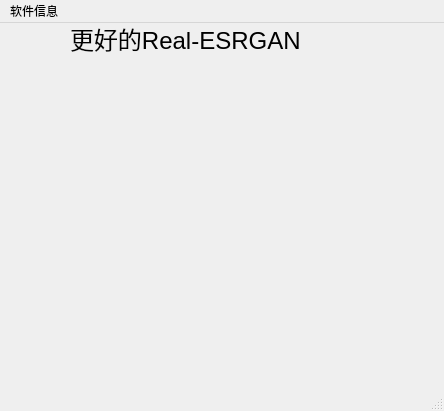
Before: the Qt Designer form Better_Real-ESRGAN/better_real_esrgan.ui in Grey-Wind/Better-Real-ESRGAN, drawn with Qt 5.
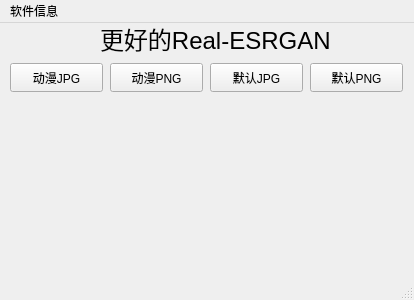
After: the same form once the commit is applied.

```diff
--- a/Better_Real-ESRGAN/better_real_esrgan.ui
+++ b/Better_Real-ESRGAN/better_real_esrgan.ui
@@ -6,8 +6,8 @@
    <rect>
     <x>0</x>
     <y>0</y>
-    <width>444</width>
-    <height>411</height>
+    <width>414</width>
+    <height>300</height>
    </rect>
   </property>
   <property name="windowTitle">
@@ -20,7 +20,7 @@
    <widget class="QLabel" name="Title">
     <property name="geometry">
      <rect>
-      <x>70</x>
+      <x>100</x>
       <y>0</y>
       <width>291</width>
       <height>31</height>
@@ -35,13 +35,65 @@
      <string>更好的Real-ESRGAN</string>
     </property>
    </widget>
+   <widget class="QPushButton" name="AnimeJPG">
+    <property name="geometry">
+     <rect>
+      <x>10</x>
+      <y>40</y>
+      <width>93</width>
+      <height>29</height>
+     </rect>
+    </property>
+    <property name="text">
+     <string>动漫JPG</string>
+    </property>
+   </widget>
+   <widget class="QPushButton" name="AnimePNG">
+    <property name="geometry">
+     <rect>
+      <x>110</x>
+      <y>40</y>
+      <width>93</width>
+      <height>29</height>
+     </rect>
+    </property>
+    <property name="text">
+     <string>动漫PNG</string>
+    </property>
+   </widget>
+   <widget class="QPushButton" name="DefaultJPG">
+    <property name="geometry">
+     <rect>
+      <x>210</x>
+      <y>40</y>
+      <width>93</width>
+      <height>29</height>
+     </rect>
+    </property>
+    <property name="text">
+     <string>默认JPG</string>
+    </property>
+   </widget>
+   <widget class="QPushButton" name="DefaultPNG">
+    <property name="geometry">
+     <rect>
+      <x>310</x>
+      <y>40</y>
+      <width>93</width>
+      <height>29</height>
+     </rect>
+    </property>
+    <property name="text">
+     <string>默认PNG</string>
+    </property>
+   </widget>
   </widget>
   <widget class="QMenuBar" name="menubar">
    <property name="geometry">
     <rect>
      <x>0</x>
      <y>0</y>
-     <width>444</width>
+     <width>414</width>
      <height>26</height>
     </rect>
    </property>
```
